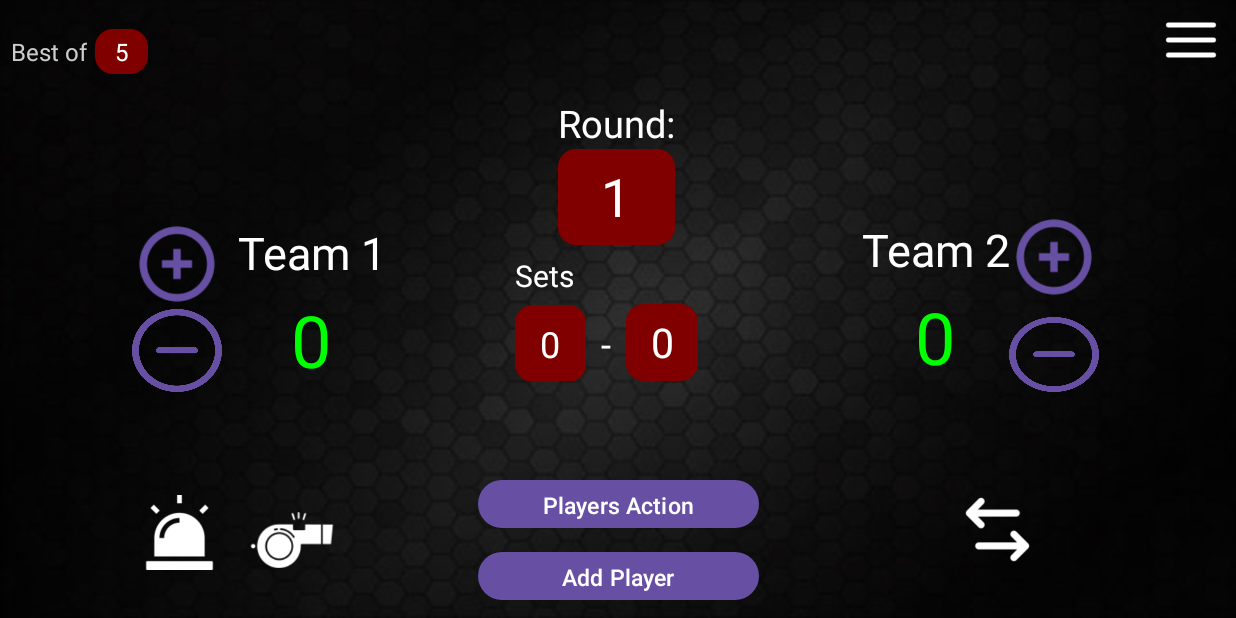
After one commit to 05-14th/ScoreSync, an Android app: the SepakTakraw_Scoreboard screen opened directly, with no data from a screen before it, on a phone screen of 824 x 412 dp (held sideways). The commit adds this screen. Run offline under Robolectric (Android 15) with nearby library versions, the phone set to English and light mode, and no system bars.

Commit message:
added design for sepak takraw. Working plus and minus buttons. Added logic where points set in Customization sets the default value in SepakTakraw_Scoreboard

```diff
--- a/app/src/main/java/com/scoresync/scoresync2/Custimization.java
+++ b/app/src/main/java/com/scoresync/scoresync2/Customization.java
@@ -1,20 +1,17 @@
 package com.scoresync.scoresync2;
 
 import android.annotation.SuppressLint;
+import android.content.Intent;
 import android.os.Bundle;
 
 import androidx.activity.EdgeToEdge;
 import androidx.appcompat.app.AppCompatActivity;
-import androidx.core.graphics.Insets;
-import androidx.core.view.ViewCompat;
-import androidx.core.view.WindowInsetsCompat;
-import android.view.View;
+
 import android.widget.Button;
 import android.widget.EditText;
-import android.widget.ImageButton;
 import android.widget.Toast;
 
-public class Custimization extends AppCompatActivity {
+public class Customization extends AppCompatActivity {
 
     // basketball settings
     private EditText basketballTime;
@@ -26,19 +23,21 @@ public class Custimization extends AppCompatActivity {
     private EditText volleyballTieBreaker;
     private EditText volleyballTotalSets;
 
-    // Scripta Tehranv settings
+    // Sepak Takraw settings
     private EditText SepakPointsPerSet;
     private EditText SepakTotalSets;
 
     // Badminton settings
     private EditText badmintonPointsPerSet;
     private EditText badmintonRoundsPerMatch;
+
+
     @SuppressLint("MissingInflatedId")
     @Override
     protected void onCreate(Bundle savedInstanceState) {
         super.onCreate(savedInstanceState);
         EdgeToEdge.enable(this);
-        setContentView(R.layout.activity_custimization);
+        setContentView(R.layout.activity_customization);
 
         // Initialize all views
         initializeViews();
@@ -49,6 +48,8 @@ public class Custimization extends AppCompatActivity {
         // Save button listener
         Button saveButton = findViewById(R.id.saveButton);
         saveButton.setOnClickListener(v -> saveSettings());
+
+
     }
 
 
@@ -176,8 +177,15 @@ public class Custimization extends AppCompatActivity {
         int volleyballTieBreakerValue = getCurrentValue(volleyballTieBreaker);
         int volleyballTotalSetsValue = getCurrentValue(volleyballTotalSets);
 
+        // Sepak Takraw settings
         int SepakPointsPerSetValue = getCurrentValue(SepakPointsPerSet);
         int SepakTotalSetsValue = getCurrentValue(SepakTotalSets);
+        getSharedPreferences("ScoreSyncPrefs", MODE_PRIVATE)
+                .edit()
+                .putInt("SEPAK_POINTS_PER_SET", SepakPointsPerSetValue)
+                .putInt("SEPAK_TOTAL_SETS", SepakTotalSetsValue)
+                .apply();
+
 
         int badmintonPointsPerSetValue = getCurrentValue(badmintonPointsPerSet);
         int badmintonRoundsPerMatchValue = getCurrentValue(badmintonRoundsPerMatch);
--- a/app/src/main/java/com/scoresync/scoresync2/MainActivity.java
+++ b/app/src/main/java/com/scoresync/scoresync2/MainActivity.java
@@ -1,10 +1,7 @@
 package com.scoresync.scoresync2;
 
-import android.content.Context;
 import android.content.Intent;
 import android.os.Bundle;
-import android.util.AttributeSet;
-import android.util.Log;
 import android.view.Menu;
 import android.view.MenuItem;
 import android.view.View;
@@ -61,6 +58,12 @@ public class MainActivity extends AppCompatActivity {
         Toolbar toolbar = findViewById(R.id.toolbar);
         setSupportActionBar(toolbar);
 
+        //reset values
+        getSharedPreferences("ScoreSyncPrefs", MODE_PRIVATE)
+                .edit()
+                .clear() // This removes all saved custom values
+                .apply();
+
 
 
         ViewCompat.setOnApplyWindowInsetsListener(findViewById(R.id.main), (v, insets) -> {
@@ -83,7 +86,7 @@ public class MainActivity extends AppCompatActivity {
     }
 
     public void LoadCustomClick(View v) {
-        startActivity(new Intent(this, Custimization.class));
+        startActivity(new Intent(this, Customization.class));
     }
 
     public void LoadBoardClick(View v) {
--- a/app/src/main/java/com/scoresync/scoresync2/SepakTakraw.java
+++ /dev/null
@@ -1,25 +0,0 @@
-package com.scoresync.scoresync2;
-
-import android.content.pm.ActivityInfo;
-import android.os.Bundle;
-
-import androidx.activity.EdgeToEdge;
-import androidx.appcompat.app.AppCompatActivity;
-
-public class SepakTakraw extends AppCompatActivity {
-    @Override
-    protected void onCreate(Bundle savedInstanceState) {
-        super.onCreate(savedInstanceState);
-        EdgeToEdge.enable(this);
-        setContentView(R.layout.activity_sepaktakraw_scoreboard);
-        // Force landscape mode when entering the activity
-        setRequestedOrientation(ActivityInfo.SCREEN_ORIENTATION_LANDSCAPE);
-    }
-
-    @Override
-    protected void onDestroy() {
-        super.onDestroy();
-        // Reset to portrait when exiting the activity
-        setRequestedOrientation(ActivityInfo.SCREEN_ORIENTATION_PORTRAIT);
-    }
-}
--- /dev/null
+++ b/app/src/main/java/com/scoresync/scoresync2/SepakTakraw_Scoreboard.java
@@ -0,0 +1,161 @@
+package com.scoresync.scoresync2;
+
+import android.content.pm.ActivityInfo;
+import android.os.Bundle;
+import android.widget.Button;
+import android.widget.TextView;
+import android.widget.Toast;
+
+import androidx.activity.EdgeToEdge;
+import androidx.appcompat.app.AppCompatActivity;
+
+public class SepakTakraw_Scoreboard extends AppCompatActivity {
+
+    private int sepakPointsPerSet = 10;
+    private int team1Points = 0, team2Points = 0;
+    private int team1Sets = 0, team2Sets = 0;
+    private TextView roundCounter;
+    private int totalSets = 5;
+    private int setsToWin = 3;
+    private TextView bestOfCounter;
+
+    @Override
+    protected void onCreate(Bundle savedInstanceState) {
+        super.onCreate(savedInstanceState);
+        EdgeToEdge.enable(this);
+        setContentView(R.layout.activity_sepak_takraw_scoreboard);
+
+        roundCounter = findViewById(R.id.round_counter);
+        bestOfCounter = findViewById(R.id.best_of_counter);
+
+        // Read total sets from SharedPreferences
+        totalSets = getSharedPreferences("ScoreSyncPrefs", MODE_PRIVATE)
+                .getInt("SEPAK_TOTAL_SETS", 5); // fallback default
+        setsToWin = (totalSets / 2) + 1;
+        bestOfCounter.setText(String.valueOf(totalSets));
+
+        // Force landscape mode when entering the activity
+        setRequestedOrientation(ActivityInfo.SCREEN_ORIENTATION_LANDSCAPE);
+
+        sepakPointsPerSet = getSharedPreferences("ScoreSyncPrefs", MODE_PRIVATE)
+                .getInt("SEPAK_POINTS_PER_SET", 10); // 10 is the fallback default
+
+        TextView team1Score = findViewById(R.id.team1_score);
+        TextView team2Score = findViewById(R.id.team2_score);
+        TextView team1SetsView = findViewById(R.id.team1_sets);
+        TextView team2SetsView = findViewById(R.id.team2_sets);
+
+        Button plusTeam1 = findViewById(R.id.plus_team1);
+        Button minusTeam1 = findViewById(R.id.minus_team1);
+        Button plusTeam2 = findViewById(R.id.plus_team2);
+        Button minusTeam2 = findViewById(R.id.minus_team2);
+
+        // for team 1
+        plusTeam1.setOnClickListener(v -> {
+            team1Points++;
+            if (team1Points >= sepakPointsPerSet) {
+                team1Sets++;
+                team1Points = 0;
+                team2Points = 0;
+                updateRoundCounter();
+                if (isMatchOver()) {
+                    String winner;
+                    if (team1Sets > team2Sets) {
+                        winner = "Team 1";
+                    } else if (team2Sets > team1Sets) {
+                        winner = "Team 2";
+                    } else {
+                        winner = "Draw";
+                    }
+                    Toast.makeText(this, winner + " Wins!", Toast.LENGTH_LONG).show();
+                    resetScoreboard(team1Score, team2Score, team1SetsView, team2SetsView);
+                    return;
+                }
+            }
+            team1Score.setText(String.valueOf(team1Points));
+            team2Score.setText(String.valueOf(team2Points));
+            team1SetsView.setText(String.valueOf(team1Sets));
+        });
+
+        minusTeam1.setOnClickListener(v -> {
+            if (team1Points > 0) {
+                team1Points--;
+                team1Score.setText(String.valueOf(team1Points));
+            }
+        });
+
+        // for team 2
+        plusTeam2.setOnClickListener(v -> {
+            team2Points++;
+            if (team2Points >= sepakPointsPerSet) {
+                team2Sets++;
+                team1Points = 0;
+                team2Points = 0;
+                updateRoundCounter();
+                if (isMatchOver()) {
+                    String winner;
+                    if (team1Sets > team2Sets) {
+                        winner = "Team 1";
+                    } else if (team2Sets > team1Sets) {
+                        winner = "Team 2";
+                    } else {
+                        winner = "Draw";
+                    }
+                    Toast.makeText(this, winner + " Wins!", Toast.LENGTH_LONG).show();
+                    resetScoreboard(team1Score, team2Score, team1SetsView, team2SetsView);
+                    return;
+                }
+            }
+            team1Score.setText(String.valueOf(team1Points));
+            team2Score.setText(String.valueOf(team2Points));
+            team2SetsView.setText(String.valueOf(team2Sets));
+        });
+
+        minusTeam2.setOnClickListener(v -> {
+            if (team2Points > 0) {
+                team2Points--;
+                team2Score.setText(String.valueOf(team2Points));
+            }
+        });
+
+        //updateRoundCounter();
+    }
+
+    @Override
+    protected void onDestroy() {
+        super.onDestroy();
+        // Reset to portrait when exiting the activity
+        setRequestedOrientation(ActivityInfo.SCREEN_ORIENTATION_PORTRAIT);
+    }
+
+    private void updateRoundCounter() {
+        int round = team1Sets + team2Sets + 1;
+        roundCounter.setText(String.valueOf(round));
+    }
+
+    private void resetScoreboard(TextView team1Score, TextView team2Score, TextView team1SetsView, TextView team2SetsView) {
+        team1Points = 0;
+        team2Points = 0;
+        team1Sets = 0;
+        team2Sets = 0;
+        team1Score.setText("0");
+        team2Score.setText("0");
+        team1SetsView.setText("0");
+        team2SetsView.setText("0");
+        updateRoundCounter();
+    }
+
+    private boolean isMatchOver() {
+        // A team wins if it reaches setsToWin and the other team cannot catch up
+        if (team1Sets >= setsToWin || team2Sets >= setsToWin) {
+            return true;
+        }
+        // No one can catch up anymore
+        if (team1Sets + team2Sets >= totalSets) {
+            return true;
+        }
+        return false;
+    }
+
+
+}
--- a/app/src/main/java/com/scoresync/scoresync2/SportAdapter.java
+++ b/app/src/main/java/com/scoresync/scoresync2/SportAdapter.java
@@ -1,6 +1,4 @@
 package com.scoresync.scoresync2;
-
-import static com.google.android.material.internal.ContextUtils.getActivity;
 
 import android.content.Context;
 import android.content.Intent;
@@ -13,8 +11,6 @@ import android.widget.TextView;
 import android.widget.Toast;
 
 import androidx.annotation.NonNull;
-import androidx.fragment.app.FragmentManager;
-import androidx.fragment.app.FragmentTransaction;
 import androidx.recyclerview.widget.RecyclerView;
 
 import java.util.List;
@@ -73,7 +69,7 @@ public class SportAdapter extends RecyclerView.Adapter<SportAdapter.SportViewHol
                 context.startActivity(intent);
             }
             else if ("sepak takraw".equals(sportName)) {
-                Intent intent = new Intent(context, SepakTakraw.class);
+                Intent intent = new Intent(context, SepakTakraw_Scoreboard.class);
                 context.startActivity(intent);
             }
             else {
--- /dev/null
+++ b/app/src/main/res/layout/activity_sepak_takraw_scoreboard.xml
@@ -0,0 +1,342 @@
+<?xml version="1.0" encoding="utf-8"?>
+<androidx.constraintlayout.widget.ConstraintLayout xmlns:android="http://schemas.android.com/apk/res/android"
+    xmlns:app="http://schemas.android.com/apk/res-auto"
+    xmlns:tools="http://schemas.android.com/tools"
+    android:id="@+id/main"
+    android:layout_width="match_parent"
+    android:layout_height="match_parent"
+    android:background="@drawable/image"
+    tools:context=".SepakTakraw_Scoreboard">
+
+    <!-- Best of Section (Top Left) -->
+
+    <!-- Menu Button (Top Right) -->
+
+
+    <LinearLayout
+        android:id="@+id/best_of_layout"
+        android:layout_width="92dp"
+        android:layout_height="wrap_content"
+        android:layout_marginTop="4dp"
+        android:orientation="horizontal"
+        app:layout_constraintBottom_toTopOf="@+id/round_layout"
+        app:layout_constraintEnd_toStartOf="@+id/round_layout"
+        app:layout_constraintHorizontal_bias="0.026"
+        app:layout_constraintStart_toStartOf="parent"
+        app:layout_constraintTop_toTopOf="parent">
+
+        <TextView
+            android:layout_width="wrap_content"
+            android:layout_height="wrap_content"
+            android:text="Best of"
+            android:textColor="#CCCCCC"
+            android:textSize="16sp" />
+
+        <TextView
+            android:id="@+id/best_of_counter"
+            android:layout_width="35dp"
+            android:layout_height="wrap_content"
+            android:layout_marginStart="5dp"
+            android:background="@drawable/shape"
+            android:padding="4dp"
+            android:text="2"
+            android:textAlignment="center"
+            android:textColor="#FFFFFF"
+            android:textSize="16sp" />
+    </LinearLayout>
+
+    <ImageButton
+        android:id="@+id/menu_button"
+        android:layout_width="40dp"
+        android:layout_height="40dp"
+        android:layout_marginTop="4dp"
+        android:background="@drawable/menu"
+        app:layout_constraintBottom_toBottomOf="@+id/best_of_layout"
+        app:layout_constraintEnd_toEndOf="parent"
+        app:layout_constraintHorizontal_bias="0.971"
+        app:layout_constraintStart_toEndOf="@+id/round_layout"
+        app:layout_constraintTop_toTopOf="parent"
+        tools:ignore="TouchTargetSizeCheck" />
+
+    <!-- Bottom Controls (Left Side - Buzzer/Whistle) -->
+
+    <LinearLayout
+        android:id="@+id/round_layout"
+        android:layout_width="78dp"
+        android:layout_height="105dp"
+        android:orientation="vertical"
+        app:layout_constraintBottom_toTopOf="@+id/sets_layout"
+        app:layout_constraintEnd_toEndOf="parent"
+        app:layout_constraintHorizontal_bias="0.499"
+        app:layout_constraintStart_toStartOf="parent"
+        app:layout_constraintTop_toTopOf="parent"
+        app:layout_constraintVertical_bias="1.0">
+
+        <TextView
+            android:layout_width="wrap_content"
+            android:layout_height="wrap_content"
+            android:gravity="center"
+            android:text="Round:"
+            android:textColor="#FFFFFF"
+            android:textSize="25sp" />
+
+        <TextView
+            android:id="@+id/round_counter"
+            android:layout_width="match_parent"
+            android:layout_height="64dp"
+            android:background="@drawable/shape"
+            android:gravity="center"
+            android:padding="8dp"
+            android:text="1"
+            android:textColor="#FFFFFF"
+            android:textSize="35sp" />
+    </LinearLayout>
+
+    <LinearLayout
+        android:id="@+id/team1_layout"
+        android:layout_width="wrap_content"
+        android:layout_height="wrap_content"
+        android:gravity="center"
+        app:layout_constraintBottom_toBottomOf="@+id/sets_layout"
+        app:layout_constraintEnd_toStartOf="@+id/sets_layout"
+        app:layout_constraintHorizontal_bias="0.504"
+        app:layout_constraintStart_toStartOf="parent"
+        app:layout_constraintTop_toTopOf="parent"
+        app:layout_constraintVertical_bias="1.0">
+
+        <LinearLayout
+            android:layout_width="wrap_content"
+            android:layout_height="wrap_content"
+            android:orientation="vertical">
+
+        <Button
+            android:id="@+id/plus_team1"
+            android:layout_width="60dp"
+            android:layout_height="60dp"
+            android:layout_marginEnd="10dp"
+            android:background="@drawable/add" />
+
+            <Button
+                android:id="@+id/minus_team1"
+                android:layout_width="match_parent"
+                android:layout_height="55dp"
+                android:layout_marginEnd="10dp"
+                android:background="@drawable/minus" />
+        </LinearLayout>
+
+        <LinearLayout
+            android:layout_width="wrap_content"
+            android:layout_height="wrap_content"
+            android:orientation="vertical">
+
+            <TextView
+                android:id="@+id/team1_name"
+                android:layout_width="wrap_content"
+                android:layout_height="wrap_content"
+                android:gravity="center"
+                android:text="Team 1"
+                android:textColor="#FFFFFF"
+                android:textSize="30sp" />
+
+            <TextView
+                android:id="@+id/team1_score"
+                android:layout_width="match_parent"
+                android:layout_height="wrap_content"
+                android:layout_marginTop="5dp"
+                android:gravity="center"
+                android:text="0"
+                android:textColor="#00FF00"
+                android:textSize="48sp" />
+        </LinearLayout>
+
+    </LinearLayout>
+
+    <!-- Bottom Controls (Right Side - Shuffle) -->
+
+    <LinearLayout
+        android:id="@+id/team2_layout"
+        android:layout_width="wrap_content"
+        android:layout_height="wrap_content"
+        android:gravity="center"
+        android:orientation="horizontal"
+        app:layout_constraintBottom_toBottomOf="@+id/team1_layout"
+        app:layout_constraintEnd_toEndOf="parent"
+        app:layout_constraintHorizontal_bias="0.508"
+        app:layout_constraintStart_toEndOf="@+id/sets_layout"
+        app:layout_constraintTop_toTopOf="parent"
+        app:layout_constraintVertical_bias="1.0">
+
+        <LinearLayout
+            android:layout_width="wrap_content"
+            android:layout_height="wrap_content"
+            android:orientation="vertical">
+
+            <TextView
+                android:id="@+id/team2_name"
+                android:layout_width="wrap_content"
+                android:layout_height="wrap_content"
+                android:gravity="center"
+                android:text="Team 2"
+                android:textColor="#FFFFFF"
+                android:textSize="30sp" />
+
+            <TextView
+                android:id="@+id/team2_score"
+                android:layout_width="match_parent"
+                android:layout_height="wrap_content"
+                android:layout_marginTop="5dp"
+                android:gravity="center"
+                android:text="0"
+                android:textColor="#00FF00"
+                android:textSize="48sp" />
+        </LinearLayout>
+
+
+        <LinearLayout
+            android:layout_width="wrap_content"
+            android:layout_height="wrap_content"
+            android:orientation="vertical">
+
+            <Button
+                android:id="@+id/plus_team2"
+                android:layout_width="60dp"
+                android:layout_height="60dp"
+                android:layout_marginBottom="10dp"
+                android:background="@drawable/add" />
+
+            <Button
+                android:id="@+id/minus_team2"
+                android:layout_width="match_parent"
+                android:layout_height="50dp"
+                android:background="@drawable/minus" />
+        </LinearLayout>
+
+    </LinearLayout>
+
+    <LinearLayout
+        android:id="@+id/sets_layout"
+        android:layout_width="136dp"
+        android:layout_height="91dp"
+        android:orientation="vertical"
+        app:layout_constraintBottom_toTopOf="@+id/playersActionButton"
+        app:layout_constraintEnd_toEndOf="parent"
+        app:layout_constraintHorizontal_bias="0.499"
+        app:layout_constraintStart_toStartOf="parent"
+        app:layout_constraintTop_toTopOf="parent"
+        app:layout_constraintVertical_bias="0.757">
+
+        <TextView
+            android:layout_width="wrap_content"
+            android:layout_height="wrap_content"
+            android:gravity="center"
+            android:text="Sets"
+            android:textColor="#FFFFFF"
+            android:textSize="20sp" />
+
+        <LinearLayout
+            android:layout_width="match_parent"
+            android:layout_height="51dp"
+            android:layout_marginTop="5dp"
+            android:orientation="horizontal">
+
+            <TextView
+                android:id="@+id/team1_sets"
+                android:layout_width="47dp"
+                android:layout_height="51dp"
+                android:background="@drawable/shape"
+                android:gravity="center"
+                android:text="0"
+                android:textColor="#FFFFFF"
+                android:textSize="24sp" />
+
+            <TextView
+                android:layout_width="wrap_content"
+                android:layout_height="wrap_content"
+                android:layout_marginStart="10dp"
+                android:layout_marginEnd="10dp"
+                android:text="-"
+                android:textColor="#FFFFFF"
+                android:textSize="24sp" />
+
+            <TextView
+                android:id="@+id/team2_sets"
+                android:layout_width="48dp"
+                android:layout_height="match_parent"
+                android:background="@drawable/shape"
+                android:gravity="center"
+                android:text="0"
+                android:textColor="#FFFFFF"
+                android:textSize="27sp" />
+        </LinearLayout>
+    </LinearLayout>
+
+    <LinearLayout
+        android:id="@+id/left_controls"
+        android:layout_width="wrap_content"
+        android:layout_height="wrap_content"
+        android:orientation="horizontal"
+        app:layout_constraintBottom_toBottomOf="@+id/addPlayersButton"
+        app:layout_constraintEnd_toStartOf="@+id/playersActionButton"
+        app:layout_constraintStart_toStartOf="parent"
+        app:layout_constraintTop_toTopOf="@+id/playersActionButton">
+
+        <ImageButton
+            android:id="@+id/buzzer_button"
+            android:layout_width="50dp"
+            android:layout_height="50dp"
+            android:background="@drawable/buzzer1" />
+
+        <ImageButton
+            android:id="@+id/whistle_button"
+            android:layout_width="60dp"
+            android:layout_height="60dp"
+            android:layout_marginStart="20dp"
+            android:background="@drawable/whistle2" />
+    </LinearLayout>
+
+    <LinearLayout
+        android:id="@+id/right_controls"
+        android:layout_width="wrap_content"
+        android:layout_height="wrap_content"
+        android:layout_marginEnd="20dp"
+        android:layout_marginBottom="20dp"
+        android:orientation="horizontal"
+        app:layout_constraintBottom_toBottomOf="parent"
+        app:layout_constraintEnd_toEndOf="parent">
+    </LinearLayout>
+
+    <ImageButton
+        android:id="@+id/swap_button"
+        android:layout_width="50dp"
+        android:layout_height="50dp"
+        android:background="@drawable/swap"
+        app:layout_constraintBottom_toBottomOf="@+id/left_controls"
+        app:layout_constraintEnd_toEndOf="parent"
+        app:layout_constraintStart_toEndOf="@+id/addPlayersButton"
+        app:layout_constraintTop_toTopOf="@+id/playersActionButton" />
+
+    <Button
+        android:id="@+id/playersActionButton"
+        android:layout_width="187dp"
+        android:layout_height="40dp"
+        android:layout_gravity="center"
+        android:layout_marginBottom="8dp"
+        android:text="Players Action"
+        android:textSize="15sp"
+        app:layout_constraintBottom_toTopOf="@+id/addPlayersButton"
+        app:layout_constraintEnd_toEndOf="parent"
+        app:layout_constraintStart_toStartOf="parent" />
+
+    <Button
+        android:id="@+id/addPlayersButton"
+        android:layout_width="187dp"
+        android:layout_height="40dp"
+        android:layout_gravity="center"
+        android:layout_marginBottom="8dp"
+        android:text="Add Player"
+        android:textSize="15sp"
+        app:layout_constraintBottom_toBottomOf="parent"
+        app:layout_constraintEnd_toEndOf="parent"
+        app:layout_constraintStart_toStartOf="parent" />
+
+</androidx.constraintlayout.widget.ConstraintLayout>
```
Also changed, not shown: app/src/main/AndroidManifest.xml (+5 -5 lines), app/src/main/res/layout/activity_customization.xml (renamed from app/src/main/res/layout/activity_custimization.xml).
